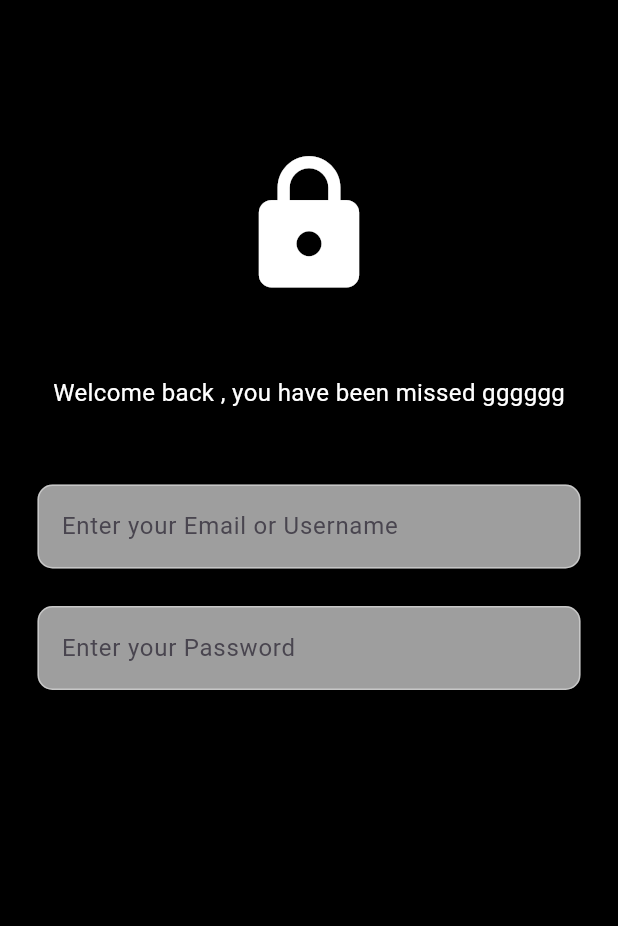
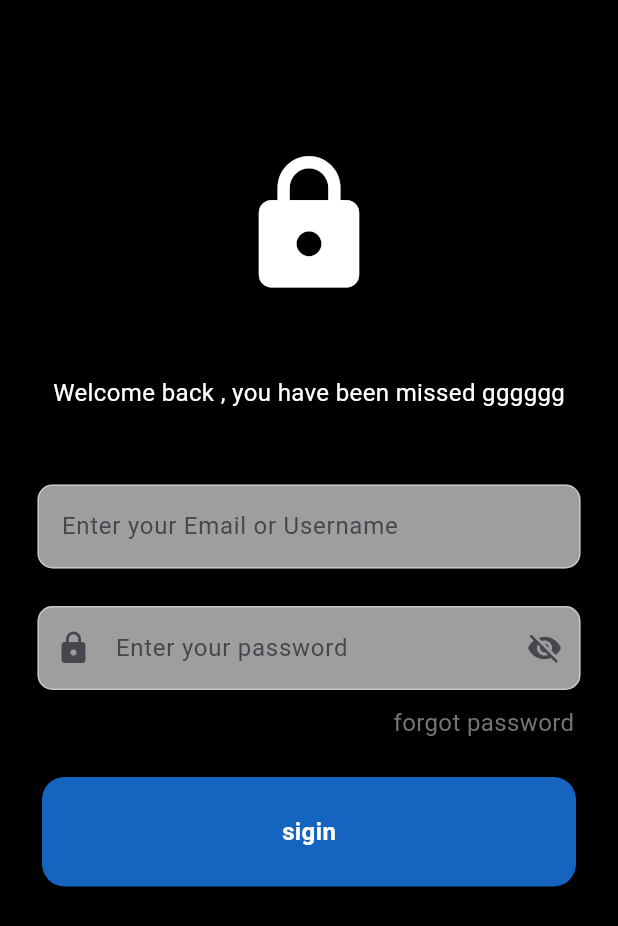
Before and after one commit to LinaDjebli/tourism_application, a Flutter app: the screen it shows after launch, on a phone screen of 412 x 824 dp. Shown: the top 926 px of the screen. Run offline on Flutter 3.47's test engine with Material 3 defaults, Android fonts, the phone set to English and light mode, and no system bars.

Commit message:
more of login

```diff
--- a/lib/login.dart
+++ /dev/null
@@ -1,59 +0,0 @@
-import 'package:flutter/material.dart';
-import 'package:tourism_application/textfiled.dart';
-
-double radius = 10.0;
-
-class loginPage extends StatelessWidget {
-  loginPage({super.key});
-
-  //controller for text
-  final usernamecontroller = TextEditingController();
-  final passwordcontroller = TextEditingController();
-
-  @override
-  Widget build(BuildContext context) {
-    return Scaffold(
-        backgroundColor: Colors.black,
-        body: SafeArea(
-            child: Center(
-                child: Column(
-          children: [
-            SizedBox(height: 100),
-            //logo
-            Icon(
-              Icons.lock,
-              size: 100,
-              color: Colors.white,
-            ),
-
-            const SizedBox(height: 50),
-
-            //welcome back message
-            Text(
-              'Welcome back , you have been missed gggggg',
-              style: TextStyle(
-                color: Colors.white,
-                fontSize: 16,
-              ),
-            ),
-            const SizedBox(height: 50),
-
-            //username textfield
-            textfiled(
-              controller: usernamecontroller,
-              hintext: 'Enter your Email or Username',
-              obscuretext: false,
-            ),
-            const SizedBox(height: 25),
-            //password textfield
-            textfiled(
-              controller: passwordcontroller,
-              hintext: 'Enter your Password',
-              obscuretext: true,
-            ),
-            // sign in button
-            //not a memeber regiter now
-          ],
-        ))));
-  }
-}
--- /dev/null
+++ b/lib/loginpage/Passwordfield.dart
@@ -0,0 +1,18 @@
+import 'package:flutter/material.dart';
+
+class passwordfiled extends StatefulWidget {
+  const passwordfiled({Key? key}) : super(key: key);
+
+  @override
+  State<passwordfiled> createState() => _passwordfiled();
+}
+
+class _passwordfiled extends State<passwordfiled> {
+  // final GlobalKey<FabCircularMenuState> fabkey = GlobalKey();
+
+  @override
+  Widget build(BuildContext context) {
+    // TODO: implement build
+    throw UnimplementedError();
+  }
+}
--- /dev/null
+++ b/lib/loginpage/login.dart
@@ -0,0 +1,109 @@
+import 'package:flutter/foundation.dart';
+import 'package:flutter/material.dart';
+import 'package:tourism_application/loginpage/signin.dart';
+import 'package:tourism_application/loginpage/textfiled.dart';
+
+double radius = 10.0;
+
+class loginPage extends StatelessWidget {
+  loginPage({super.key});
+
+  //controller for text
+  final usernamecontroller = TextEditingController();
+  bool visibaleicon = false;
+  Icon passwordIcon = Icon(Icons.visibility_off);
+
+  @override
+  Widget build(BuildContext context) {
+    return Scaffold(
+        backgroundColor: Colors.black,
+        body: SafeArea(
+            child: Center(
+                child: Column(
+          children: [
+            SizedBox(height: 100),
+            //logo
+            Icon(
+              Icons.lock,
+              size: 100,
+              color: Colors.white,
+            ),
+
+            const SizedBox(height: 50),
+
+            //welcome back message
+            Text(
+              'Welcome back , you have been missed gggggg',
+              style: TextStyle(
+                color: Colors.white,
+                fontSize: 16,
+              ),
+            ),
+            const SizedBox(height: 50),
+
+            //username textfield
+            textfiled(
+              controller: usernamecontroller,
+              hintext: 'Enter your Email or Username ',
+              obscuretext: false,
+            ),
+            const SizedBox(height: 25),
+
+            //password textfield
+            Padding(
+              padding: EdgeInsets.symmetric(horizontal: 25.0),
+              child: TextField(
+                obscureText: visibaleicon ? true : false,
+                decoration: InputDecoration(
+                    prefixIcon: Icon(Icons.lock),
+                    suffixIcon: IconButton(
+                      onPressed: () {
+                        //setState((){});
+                      },
+                      icon: passwordIcon,
+                    ),
+                    enabledBorder: OutlineInputBorder(
+                      borderSide: BorderSide(
+                          color: const Color.fromARGB(109, 255, 255, 255)),
+                      borderRadius:
+                          BorderRadius.circular(10.0), // Set borderRadius here
+                    ),
+                    focusedBorder: OutlineInputBorder(
+                      borderSide: BorderSide(
+                          color: const Color.fromARGB(109, 255, 255, 255)),
+                      borderRadius:
+                          BorderRadius.circular(10.0), // Set borderRadius here
+                    ),
+                    fillColor: Colors.grey,
+                    filled: true,
+                    hintText: "Enter your password "),
+              ),
+            ),
+
+            const SizedBox(height: 10),
+            // forgot password button
+            Padding(
+              padding: EdgeInsets.symmetric(horizontal: 25.0),
+              child: Row(
+                mainAxisAlignment: MainAxisAlignment.end,
+                children: [
+                  Text(
+                    'forgot password ',
+                    style: TextStyle(
+                      color: Colors.grey[600],
+                      fontSize: 16,
+                    ),
+                  ),
+                ],
+              ),
+            ),
+
+            const SizedBox(height: 25),
+            // sign in button
+            sigin(),
+
+            //not a memeber regiter now
+          ],
+        ))));
+  }
+}
--- /dev/null
+++ b/lib/loginpage/signin.dart
@@ -0,0 +1,20 @@
+import 'package:flutter/material.dart';
+
+class sigin extends StatelessWidget {
+  const sigin({super.key});
+
+  @override
+  Widget build(BuildContext context) {
+    return Container(
+        padding: EdgeInsets.all(25),
+        margin: EdgeInsets.symmetric(horizontal: 28),
+        decoration: BoxDecoration(
+            color: Colors.blue[800], borderRadius: BorderRadius.circular(15.0)),
+        child: Center(
+            child: Text(
+          "sigin",
+          style: TextStyle(
+              fontWeight: FontWeight.bold, color: Colors.white, fontSize: 16),
+        )));
+  }
+}
--- a/lib/main.dart
+++ b/lib/main.dart
@@ -1,5 +1,5 @@
 import 'package:flutter/material.dart';
-import 'package:tourism_application/login.dart';
+import 'package:tourism_application/loginpage/login.dart';
 import 'first_page.dart';
 
 void main() {
```
Also changed, not shown: lib/loginpage/textfiled.dart (renamed from lib/textfiled.dart).
